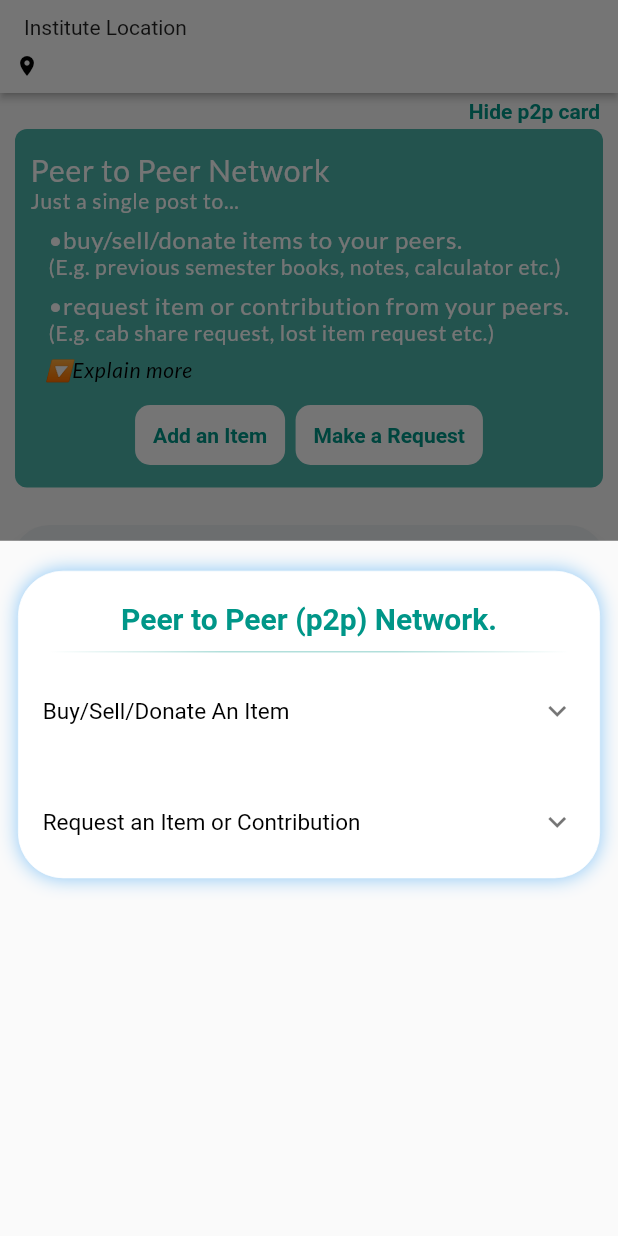
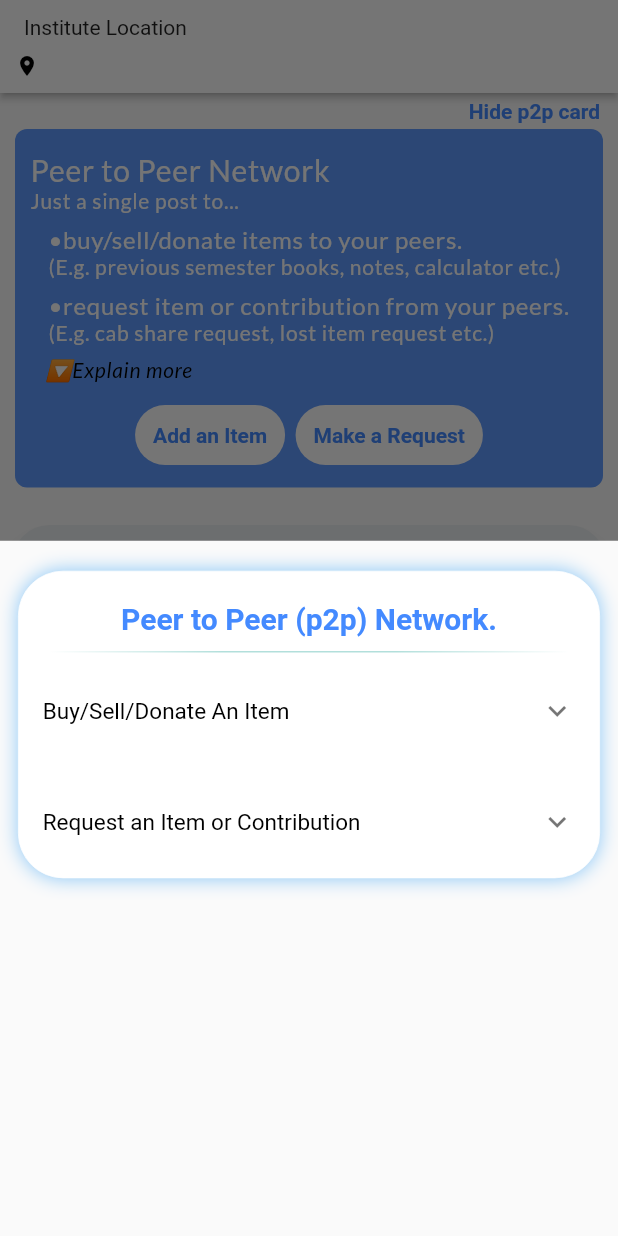
Before and after one commit to Jatin17Solanki/helping_hands, a Flutter app: the screen it shows after launch, after a tap on "🔽Explain more", on a phone screen of 412 x 824 dp. Run offline on Flutter 3.47's test engine with Material 2 defaults, Android fonts, the phone set to English and light mode, and no system bars; our stand-ins replace cloud_firestore, expandable, firebase_auth, firebase_storage, flutter_image_compress, fluttertoast and 3 more; accounts and stored records are empty.

Commit message:
changes UI color

```diff
--- a/lib/helping_hands/buy_sell_request.dart
+++ b/lib/helping_hands/buy_sell_request.dart
@@ -488,7 +488,7 @@ class _MyP2pPageState extends State<MyP2pPage> {
                 padding:
                     const EdgeInsets.only(left: 14.0, right: 14, bottom: 8.0),
                 child: Container(
-                  color: Colors.teal,
+                  color: Colors.blueAccent,
                   width: double.infinity,
                   child: IconButton(
                     icon: Icon(Icons.call, color: Colors.white),
@@ -665,7 +665,7 @@ class _MyP2pPageState extends State<MyP2pPage> {
                     child: Text(
                       'Show p2p card',
                       style: TextStyle(
-                          fontWeight: FontWeight.bold, color: Colors.teal),
+                          fontWeight: FontWeight.bold, color: Colors.blueAccent),
                     ),
                   )),
             )
@@ -682,7 +682,7 @@ class _MyP2pPageState extends State<MyP2pPage> {
                     child: Text(
                       'Hide p2p card',
                       style: TextStyle(
-                          fontWeight: FontWeight.bold, color: Colors.teal),
+                          fontWeight: FontWeight.bold, color: Colors.blueAccent),
                     ),
                   )),
             ),
@@ -724,7 +724,7 @@ class _MyP2pPageState extends State<MyP2pPage> {
       ),
 
       floatingActionButton: FloatingActionButton(
-        backgroundColor: Colors.teal,
+        backgroundColor: Colors.blueAccent,
         onPressed: () {
           setState(() {
             // fabBtnClicked = true;
@@ -795,7 +795,7 @@ class _MyP2pPageState extends State<MyP2pPage> {
             // color: giaCardColor,
 
             decoration: BoxDecoration(
-              color: Colors.teal.withOpacity(.7),
+              color: Colors.blueAccent.withOpacity(.85),
               borderRadius: BorderRadius.circular(8),
             ),
             child: Column(
@@ -929,7 +929,7 @@ class _MyP2pPageState extends State<MyP2pPage> {
                         color:
                             // Colors.green,
                             Colors.white,
-                        borderRadius: BorderRadius.circular(10),
+                        borderRadius: BorderRadius.circular(30),
                         // boxShadow: [BoxShadow(
                         //   color: Colors.grey,
                         //   blurRadius: 3,
@@ -945,7 +945,7 @@ class _MyP2pPageState extends State<MyP2pPage> {
                             'Add an Item',
                             textAlign: TextAlign.center,
                             style: TextStyle(
-                                color: Colors.teal,
+                                color: Colors.blueAccent,
                                 fontWeight: FontWeight.w700),
                           ),
                         ),
@@ -959,7 +959,7 @@ class _MyP2pPageState extends State<MyP2pPage> {
                       // width: 128,
                       decoration: BoxDecoration(
                         color: Colors.white,
-                        borderRadius: BorderRadius.circular(10),
+                        borderRadius: BorderRadius.circular(30),
                         // boxShadow: [BoxShadow(
                         //   color: Colors.grey,
                         //   blurRadius: 3,
@@ -974,7 +974,7 @@ class _MyP2pPageState extends State<MyP2pPage> {
                             'Make a Request',
                             textAlign: TextAlign.center,
                             style: TextStyle(
-                                color: Colors.teal,
+                                color: Colors.blueAccent,
                                 fontWeight: FontWeight.w700),
                           ),
                         ),
@@ -1095,7 +1095,7 @@ class _MyP2pPageState extends State<MyP2pPage> {
                 ),
                 backgroundColor:
                     giaTypeSelected == "Item Or Contribution Request"
-                        ? Colors.teal.withOpacity(.8)
+                        ? Colors.blueAccent.withOpacity(.8)
                         : Colors.grey[300],
                 // Colors.blueGrey[50],
               )),
@@ -1195,7 +1195,7 @@ class _MyP2pPageState extends State<MyP2pPage> {
                   : Colors.black),
         ),
         backgroundColor: giaTypeSelected == clickedGiaType
-            ? Colors.teal.withOpacity(.8)
+            ? Colors.blueAccent.withOpacity(.8)
             : Colors.grey[300],
         // Colors.blueGrey[50],
       ),
@@ -1329,9 +1329,10 @@ class _MyP2pPageState extends State<MyP2pPage> {
                         "Peer to Peer (p2p) Network.",
                         textAlign: TextAlign.center,
                         style: TextStyle(
-                            color: Colors.teal,
+                            color: Colors.blueAccent,
                             fontSize: 20,
-                            fontWeight: FontWeight.w700),
+                            fontWeight: FontWeight.w700,
+                            ),
                       ),
                       SizedBox(
                         height: 10,
--- a/lib/main.dart
+++ b/lib/main.dart
@@ -10,6 +10,7 @@ class MyApp extends StatelessWidget {
   @override
   Widget build(BuildContext context) {
     return MaterialApp(
+      debugShowCheckedModeBanner: false,
       title: 'Flutter Demo',
       theme: ThemeData(
         primarySwatch: Colors.blue,
```
Also changed, not shown: lib/helping_hands/add_items.dart (+5 -5 lines).
